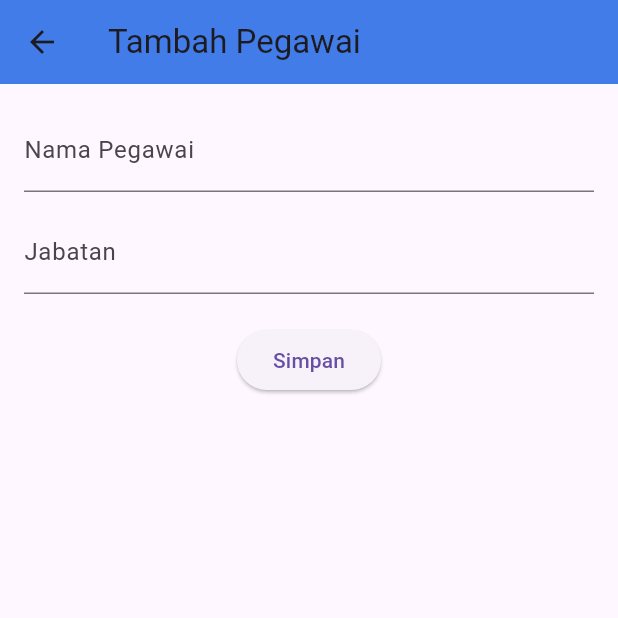
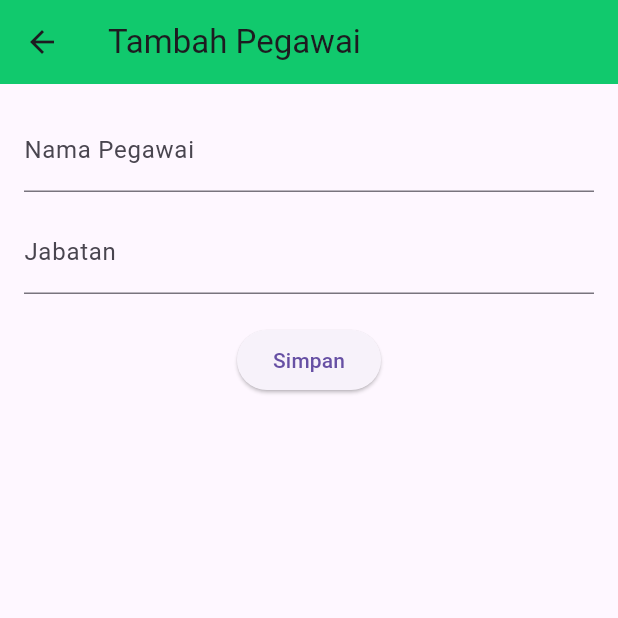
Before and after one commit to nieee14/latihan_flutter_semester-5, a Flutter app: the PegawaiForm screen opened directly, on a phone screen of 412 x 824 dp, the top half of it. Run offline on Flutter 3.47's test engine with Material 3 defaults, Android fonts, the phone set to English and light mode, and no system bars; our stand-ins replace dio, shared_preferences; accounts and stored records are empty.

```diff
--- a/lib/ui/pegawai_form.dart
+++ b/lib/ui/pegawai_form.dart
@@ -17,7 +17,7 @@ class _PegawaiFormState extends State<PegawaiForm> {
     return Scaffold(
       appBar: AppBar(
         title: const Text("Tambah Pegawai"),
-        backgroundColor: const Color.fromARGB(255, 65, 124, 233),
+        backgroundColor: const Color.fromARGB(255, 17, 201, 109),
       ),
       body: SingleChildScrollView(
         padding: const EdgeInsets.all(16),
```
Also changed, not shown: lib/service/pegawai_service.dart (added, +36 -0 lines).
